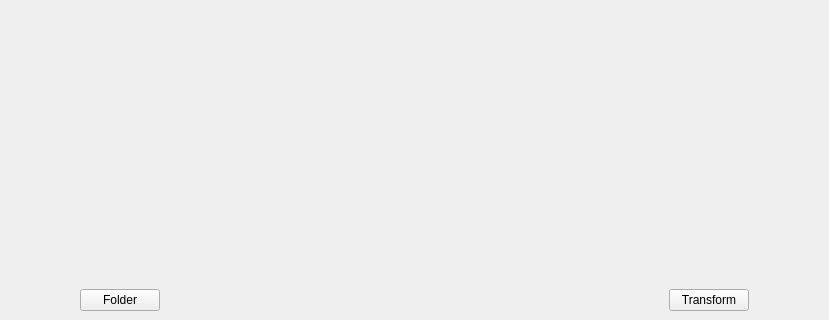
Before: the Qt Designer form FiltOption/TreshFilt/src/TreshFilt/treshfilt.ui in Rodelph/Image-Processing-Utility, drawn with Qt 5; both pictures show x 180 to 1009 and y 400 to 720 of the 1366 by 720 pixel window.
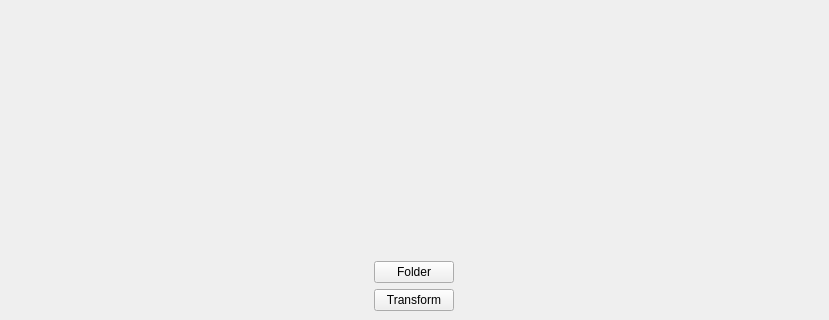
After: the same form once the commit is applied.

```diff
--- a/FiltOption/TreshFilt/src/TreshFilt/treshfilt.ui
+++ b/FiltOption/TreshFilt/src/TreshFilt/treshfilt.ui
@@ -82,23 +82,15 @@
         <property name="text">
          <string/>
         </property>
+        <property name="alignment">
+         <set>Qt::AlignCenter</set>
+        </property>
        </widget>
       </item>
       <item alignment="Qt::AlignHCenter">
        <widget class="QPushButton" name="foldBtn">
         <property name="text">
          <string>Folder</string>
-        </property>
-       </widget>
-      </item>
-     </layout>
-    </item>
-    <item>
-     <layout class="QVBoxLayout" name="verticalLayout_2">
-      <item>
-       <widget class="QLabel" name="label_3">
-        <property name="text">
-         <string/>
         </property>
        </widget>
       </item>
```
Left out of the diff: 2 changed lines with no effect on the pictures.
